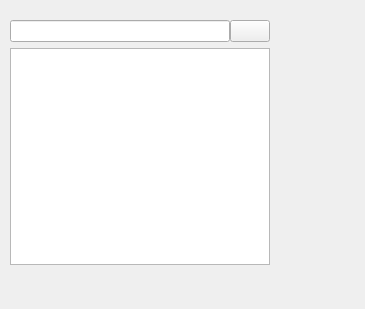
This is widgets/src/PackagesView.ui in silkedit/silkedit as Qt 5 draws it before an edit. The edited form follows.
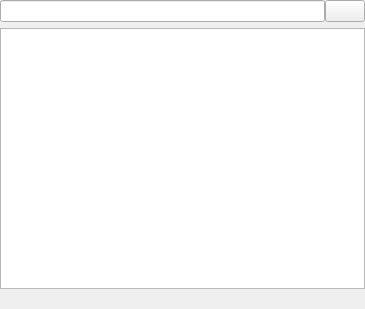
This is the edited form.

```diff
--- a/widgets/src/PackagesView.ui
+++ b/widgets/src/PackagesView.ui
@@ -10,18 +10,22 @@
     <height>309</height>
    </rect>
   </property>
-  <widget class="QWidget" name="horizontalLayoutWidget">
-   <property name="geometry">
-    <rect>
-     <x>10</x>
-     <y>20</y>
-     <width>260</width>
-     <height>265</height>
-    </rect>
+  <layout class="QVBoxLayout" name="rootLayout">
+   <property name="spacing">
+    <number>6</number>
    </property>
-   <layout class="QHBoxLayout" name="rootHLayout">
-    <item>
-     <layout class="QVBoxLayout" name="verticalLayout">
+   <property name="leftMargin">
+    <number>0</number>
+   </property>
+   <property name="topMargin">
+    <number>0</number>
+   </property>
+   <property name="rightMargin">
+    <number>0</number>
+   </property>
+   <property name="bottomMargin">
+    <number>0</number>
+   </property>
       <item>
        <layout class="QHBoxLayout" name="horizontalLayout">
         <property name="spacing">
@@ -70,9 +74,6 @@
        </widget>
       </item>
      </layout>
-    </item>
-   </layout>
-  </widget>
  </widget>
  <resources/>
  <connections/>
```
Lines whose indentation alone changed are shown as unchanged.
